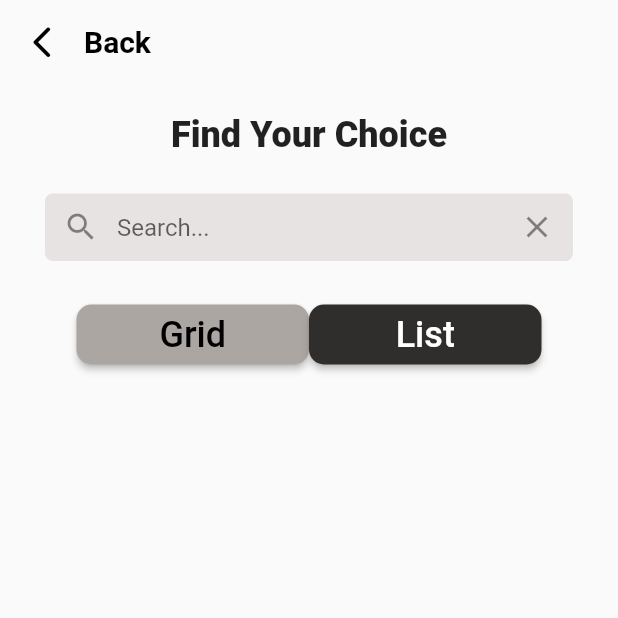
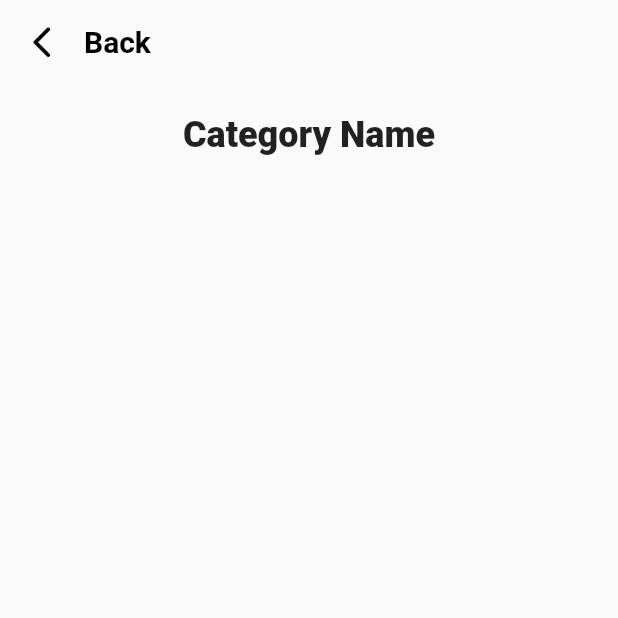
Before and after one commit to FachrulRivaldy/clothing-reference-app, a Flutter app: the screen it shows after launch, on a phone screen of 412 x 824 dp, the top half of it. Run offline on Flutter 3.47's test engine with Material 2 defaults, Android fonts, the phone set to English and light mode, and no system bars.

Commit message:
Update Category Details

```diff
--- a/lib/categorydetails.dart
+++ b/lib/categorydetails.dart
@@ -35,62 +35,16 @@ class CategoryDetails extends StatelessWidget {
         padding: const EdgeInsets.only(top: 20, left: 30, right: 30),
         child: Center(
           child: Column(
-            children: [
-              const Text(
-                "Find Your Choice",
+            children: const [
+              Text(
+                "Category Name",
                 style: TextStyle(fontSize: 24, fontWeight: FontWeight.w900),
               ),
-              const SizedBox(
+              SizedBox(
                 height: 25,
               ),
-              Container(
-                width: double.infinity,
-                height: 45,
-                decoration: BoxDecoration(
-                    color: const Color(0xFFE7E3E2),
-                    borderRadius: BorderRadius.circular(5)),
-                child: Center(
-                    child: TextField(
-                        decoration: InputDecoration(
-                            prefixIcon: const Icon(Icons.search),
-                            suffixIcon: IconButton(
-                              icon: const Icon(Icons.clear),
-                              onPressed: () {},
-                            ),
-                            hintText: "Search...",
-                            border: InputBorder.none))),
-              ),
-              const SizedBox(
+              SizedBox(
                 height: 25,
-              ),
-              Row(
-                mainAxisAlignment: MainAxisAlignment.center,
-                children: [
-                  ElevatedButton(
-                    style: ElevatedButton.styleFrom(
-                        primary: const Color(0xFFABA6A2),
-                        shape: RoundedRectangleBorder(
-                            borderRadius: BorderRadius.circular(10)),
-                        minimumSize: const Size(155, 40)),
-                    child: const Text(
-                      "Grid",
-                      style: TextStyle(fontSize: 24, color: Colors.black),
-                    ),
-                    onPressed: () {},
-                  ),
-                  ElevatedButton(
-                    style: ElevatedButton.styleFrom(
-                        primary: const Color(0xFF2F2E2C),
-                        shape: RoundedRectangleBorder(
-                            borderRadius: BorderRadius.circular(10)),
-                        minimumSize: const Size(155, 40)),
-                    child: const Text(
-                      "List",
-                      style: TextStyle(fontSize: 24),
-                    ),
-                    onPressed: () {},
-                  ),
-                ],
               ),
             ],
           ),
```
